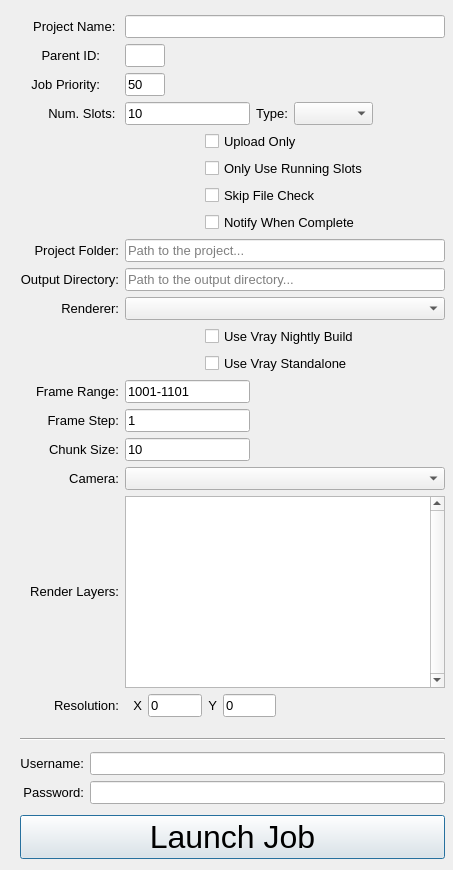
Before: the Qt Designer form resources/submit_dialog.ui in mybikeislost/zync-maya, drawn with Qt 5.
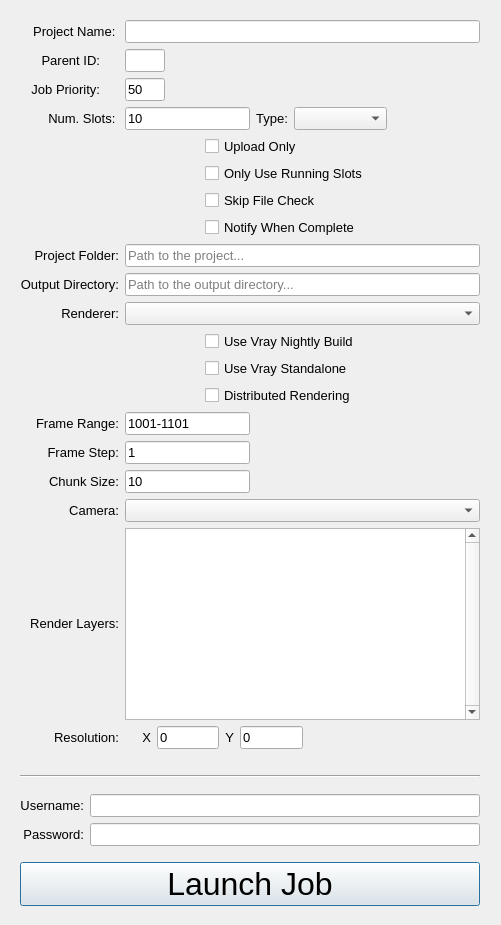
After: the same form once the commit is applied.

Commit message: Added option to run Vray DR jobs.

Diff of the .ui file:
```diff
--- a/resources/submit_dialog.ui
+++ b/resources/submit_dialog.ui
@@ -6,8 +6,8 @@
    <rect>
     <x>0</x>
     <y>0</y>
-    <width>453</width>
-    <height>870</height>
+    <width>501</width>
+    <height>925</height>
    </rect>
   </property>
   <property name="windowTitle">
@@ -18,8 +18,8 @@
     <rect>
      <x>0</x>
      <y>0</y>
-     <width>445</width>
-     <height>867</height>
+     <width>480</width>
+     <height>916</height>
     </rect>
    </property>
    <property name="font">
@@ -158,7 +158,7 @@
         </item>
        </layout>
       </item>
-      <item row="18" column="1">
+      <item row="19" column="1">
        <layout class="QHBoxLayout" name="horizontalLayout">
         <property name="spacing">
          <number>-1</number>
@@ -271,7 +271,7 @@
         </item>
        </layout>
       </item>
-      <item row="17" column="0">
+      <item row="18" column="0">
        <widget class="QLabel" name="label_11">
         <property name="sizePolicy">
          <sizepolicy hsizetype="Minimum" vsizetype="Fixed">
@@ -365,7 +365,7 @@
         </item>
        </layout>
       </item>
-      <item row="18" column="0">
+      <item row="19" column="0">
        <widget class="QLabel" name="label_12">
         <property name="font">
          <font>
@@ -380,7 +380,7 @@
         </property>
        </widget>
       </item>
-      <item row="16" column="1">
+      <item row="17" column="1">
        <widget class="QComboBox" name="camera">
         <property name="font">
          <font>
@@ -392,7 +392,7 @@
         </property>
        </widget>
       </item>
-      <item row="17" column="1">
+      <item row="18" column="1">
        <widget class="QListWidget" name="layers">
         <property name="sizePolicy">
          <sizepolicy hsizetype="Preferred" vsizetype="Preferred">
@@ -435,7 +435,7 @@
         </property>
        </widget>
       </item>
-      <item row="16" column="0">
+      <item row="17" column="0">
        <widget class="QLabel" name="label_10">
         <property name="font">
          <font>
@@ -450,7 +450,7 @@
         </property>
        </widget>
       </item>
-      <item row="15" column="0">
+      <item row="16" column="0">
        <widget class="QLabel" name="label_9">
         <property name="font">
          <font>
@@ -498,7 +498,7 @@
         </item>
        </layout>
       </item>
-      <item row="15" column="1">
+      <item row="16" column="1">
        <widget class="QLineEdit" name="chunk_size">
         <property name="sizePolicy">
          <sizepolicy hsizetype="Maximum" vsizetype="Fixed">
@@ -519,7 +519,7 @@
         </property>
        </widget>
       </item>
-      <item row="14" column="0">
+      <item row="15" column="0">
        <widget class="QLabel" name="label_8">
         <property name="font">
          <font>
@@ -534,7 +534,7 @@
         </property>
        </widget>
       </item>
-      <item row="14" column="1">
+      <item row="15" column="1">
        <widget class="QLineEdit" name="frame_step">
         <property name="sizePolicy">
          <sizepolicy hsizetype="Maximum" vsizetype="Fixed">
@@ -555,7 +555,7 @@
         </property>
        </widget>
       </item>
-      <item row="13" column="0">
+      <item row="14" column="0">
        <widget class="QLabel" name="label_7">
         <property name="font">
          <font>
@@ -606,7 +606,7 @@
         </property>
        </widget>
       </item>
-      <item row="13" column="1">
+      <item row="14" column="1">
        <widget class="QLineEdit" name="frange">
         <property name="sizePolicy">
          <sizepolicy hsizetype="Maximum" vsizetype="Fixed">
@@ -876,6 +876,36 @@
         </item>
        </layout>
       </item>
+      <item row="13" column="1">
+       <layout class="QHBoxLayout" name="horizontalLayout_15">
+        <item>
+         <spacer name="horizontalSpacer_13">
+          <property name="orientation">
+           <enum>Qt::Horizontal</enum>
+          </property>
+          <property name="sizeType">
+           <enum>QSizePolicy::Fixed</enum>
+          </property>
+          <property name="sizeHint" stdset="0">
+           <size>
+            <width>80</width>
+            <height>20</height>
+           </size>
+          </property>
+         </spacer>
+        </item>
+        <item>
+         <widget class="QCheckBox" name="distributed">
+          <property name="text">
+           <string>Distributed Rendering</string>
+          </property>
+          <property name="-v" stdset="0">
+           <string>`python &quot;cmds.submit_callb('distributed')&quot;`</string>
+          </property>
+         </widget>
+        </item>
+       </layout>
+      </item>
      </layout>
     </item>
     <item>
```
Left out of the diff: 42 changed lines with no effect on the pictures. The commit also changes 1 other file.
